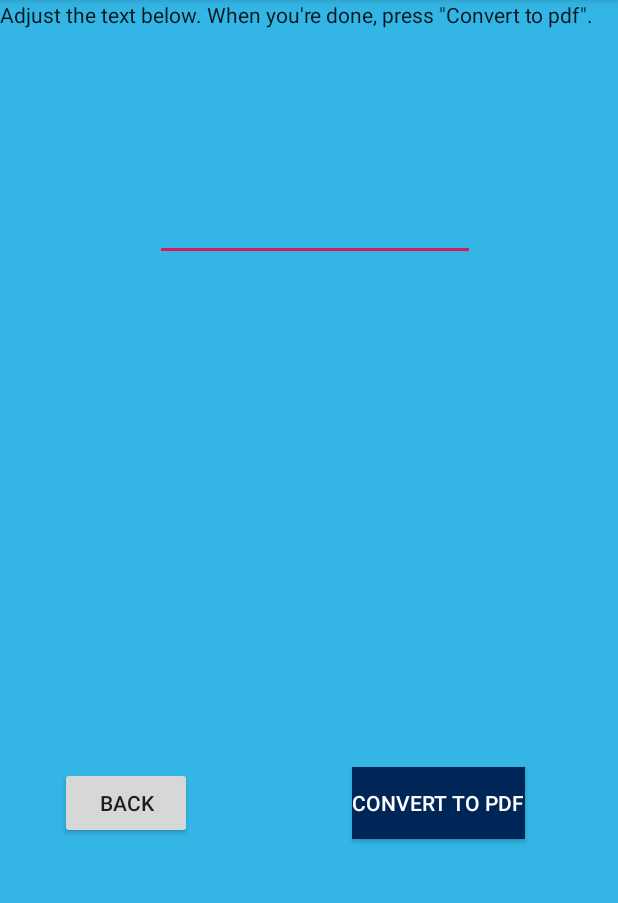
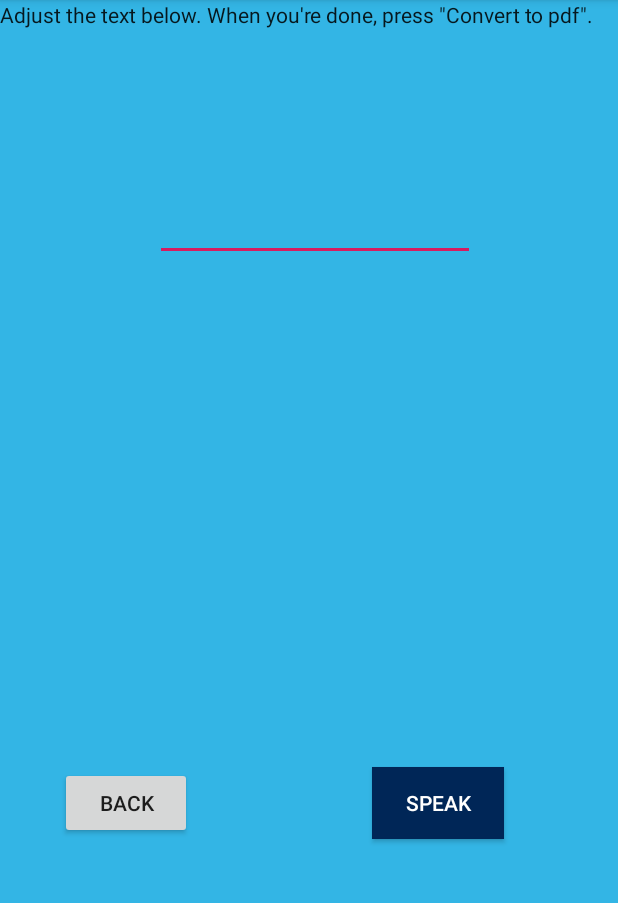
Before and after one commit to valeins/finalproject_Sight-to-Sound, an Android app: the TextActivity screen opened directly, with no data from a screen before it, on a phone screen of 412 x 824 dp, the part 84-987 px from its top. Run offline under Robolectric (Android 15) with nearby library versions, the phone set to English and light mode, and no system bars; our stand-ins replace Volley; Roboto replaces fonts that are not available here.

Commit message:
Speak button

```diff
--- a/app/src/main/java/CS12/finalproject/text_to_txt/MainActivity.java
+++ b/app/src/main/java/CS12/finalproject/text_to_txt/MainActivity.java
@@ -278,6 +278,7 @@ public class MainActivity extends AppCompatActivity {
     }
 
     protected void finishProcessImage(final String jsonResult) {
+        resultText.clear();
         System.out.println("Result: " + jsonResult);
         JsonParser parser = new JsonParser();
         JsonObject result = parser.parse(jsonResult).getAsJsonObject();
--- a/app/src/main/java/CS12/finalproject/text_to_txt/ProcessImageTask.java
+++ b/app/src/main/java/CS12/finalproject/text_to_txt/ProcessImageTask.java
@@ -57,7 +57,7 @@ class ProcessImageTask {
                 "https://westcentralus.api.cognitive.microsoft.com/vision/v1.0/describe";
 
         /** Maximum number of Descriptions */
-        private static final String MAX_CANDIDATES = "3";
+        private static final String MAX_CANDIDATES = "1";
 
         /** Subscription key. */
         private static final String SUBSCRIPTION_KEY = BuildConfig.API_KEY;
--- a/app/src/main/java/CS12/finalproject/text_to_txt/TextActivity.java
+++ b/app/src/main/java/CS12/finalproject/text_to_txt/TextActivity.java
@@ -2,37 +2,79 @@ package CS12.finalproject.text_to_txt;
 
 import android.content.Intent;
 import android.os.Bundle;
+import android.speech.tts.TextToSpeech;
 import android.support.v7.app.AppCompatActivity;
 import android.util.Log;
+import android.view.View;
+import android.widget.Button;
 import android.widget.TextView;
 import android.widget.Toast;
 
 import com.google.gson.JsonParser;
 
+import org.w3c.dom.Text;
+
 import java.time.chrono.MinguoChronology;
+import java.util.Locale;
 
 import CS12.finalproject.text_to_txt.MainActivity;
 
 public class TextActivity extends AppCompatActivity {
+
+    private final static String TAG = "ttt:Main";
+
+    private TextToSpeech toSpeak;
+
+
     @Override
     protected void onCreate(Bundle savedInstanceState) {
         super.onCreate(savedInstanceState);
         setContentView(R.layout.activity_text);
 
-        TextView textToConvert = findViewById(R.id.text_text);
+        TextView textToSpeak = findViewById(R.id.text_text);
         String showText = new String();
         if (MainActivity.getResultText().size() == 1) {
-            textToConvert.setText(MainActivity.getResultText().get(0) + ".");
+            textToSpeak.setText(MainActivity.getResultText().get(0) + ".");
         } else {
             for (int i = 0; i < MainActivity.getResultText().size(); i++) {
                 showText = showText + MainActivity.getResultText().get(i) + "; ";
             }
-            textToConvert.setText(showText);
+            textToSpeak.setText(showText);
         }
 
-        /* Convert button */
-        //findViewById(R.id.text_convert).setOnClickListener();
+        Button speakButton = findViewById(R.id.text_speak);
 
+        toSpeak = new TextToSpeech(this, new TextToSpeech.OnInitListener() {
+            @Override
+            public void onInit(int status) {
+                if (status == TextToSpeech.SUCCESS) {
+                    int result = toSpeak.setLanguage(Locale.US);
+                    if (result == TextToSpeech.LANG_MISSING_DATA || result == TextToSpeech.LANG_NOT_SUPPORTED) {
+                        Log.d(TAG, "Language not supported");
+                    } else {
+                        speakButton.setEnabled(true);
+                    }
+                } else {
+                    Log.d(TAG, "Initialization failed");
+                }
+            }
+        });
+        /* Speak button */
+        speakButton.setOnClickListener(new View.OnClickListener() {
+            @Override
+            public void onClick(View v) {
+                String StringToSpeak = textToSpeak.getText().toString();
+                toSpeak.speak(StringToSpeak, TextToSpeech.QUEUE_FLUSH, null);
+            }
+        });
+  /*      @Override
+        protected void onDestroy() {
+            if (toSpeak != null) {
+                toSpeak.stop();
+                toSpeak.shutdown();
+            }
+            super.onDestroy();
+        }*/
         /* Back button */
        findViewById(R.id.text_back).setOnClickListener(v -> {
            Intent setupIntent = new Intent(this, MainActivity.class);
@@ -40,11 +82,11 @@ public class TextActivity extends AppCompatActivity {
            finish();
        });
 
-       findViewById(R.id.text_convert).setOnClickListener(v -> {
+     /*  findViewById(R.id.text_convert).setOnClickListener(v -> {
            Intent setupIntent = new Intent(this, EndActivity.class);
            startActivity(setupIntent);
            finish();
-       });
+       });*/
     }
 
 
--- a/app/src/main/res/layout/activity_text.xml
+++ b/app/src/main/res/layout/activity_text.xml
@@ -30,7 +30,7 @@
         app:layout_constraintTop_toTopOf="parent" />
 
     <Button
-        android:id="@+id/text_convert"
+        android:id="@+id/text_speak"
         android:layout_width="wrap_content"
         android:layout_height="wrap_content"
         android:layout_marginStart="92dp"
@@ -40,7 +40,7 @@
         android:layout_marginRight="48dp"
         android:layout_marginBottom="97dp"
         android:background="@color/colorPrimaryDark"
-        android:text="Convert to PDF"
+        android:text="Speak"
         android:textAppearance="@style/TextAppearance.AppCompat.Widget.Button.Colored"
         app:layout_constraintBottom_toBottomOf="parent"
         app:layout_constraintEnd_toEndOf="parent"
```
